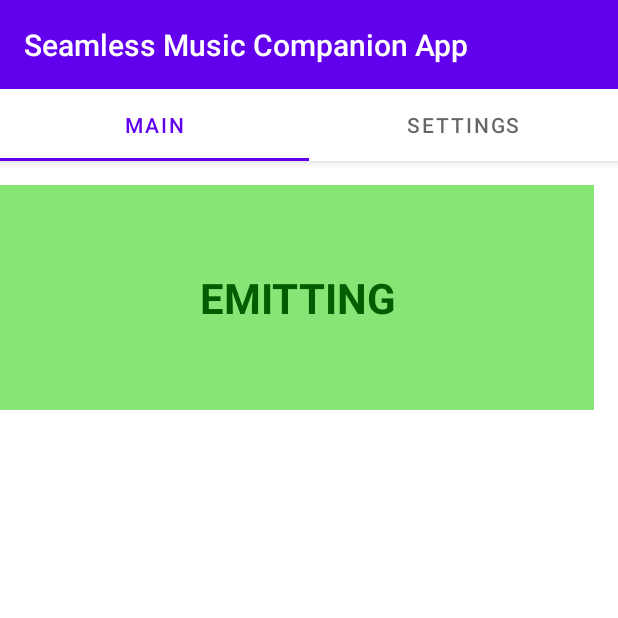
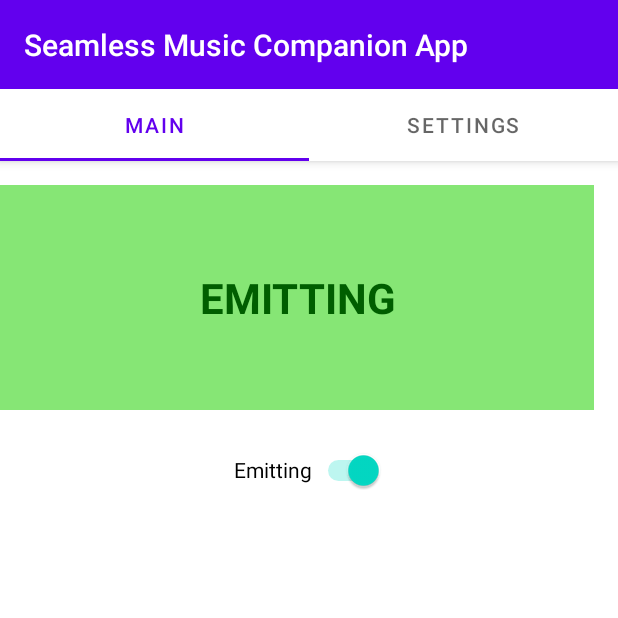
Before and after one commit to bonyby/seamless_music_streaming, an Android app: the screen it shows after launch (MainActivity), on a phone screen of 412 x 824 dp, the top half of it. Run offline under Robolectric (Android 15) with nearby library versions, the phone set to English and light mode, and no system bars; libraries missing offline, so code that uses them is left out: org.altbeacon.beacon; 5 statements that could not run were skipped.

Commit message:
Added SwitchableCondition to turn emission on/off. Added a switch to main page

```diff
--- a/companion_app/app/src/main/java/com/example/seamlessmusiccompanionapp/BLEController.kt
+++ b/companion_app/app/src/main/java/com/example/seamlessmusiccompanionapp/BLEController.kt
@@ -10,6 +10,7 @@ import android.util.Log
 import androidx.core.app.ActivityCompat
 import com.example.seamlessmusiccompanionapp.conditions.Condition
 import com.example.seamlessmusiccompanionapp.conditions.MovementCondition
+import com.example.seamlessmusiccompanionapp.conditions.SwitchableCondition
 import org.altbeacon.beacon.Beacon
 import org.altbeacon.beacon.BeaconParser
 import org.altbeacon.beacon.BeaconTransmitter
@@ -31,7 +32,8 @@ class BLEController(private val context: Activity) {
         }
     }
 
-    private val conditions: Array<Condition> = arrayOf(MovementCondition())
+    val switchableCondition = SwitchableCondition()
+    private val conditions: Array<Condition> = arrayOf(MovementCondition(), switchableCondition)
     private val bleCallback = BLECallback()
     private lateinit var beacon: Beacon
     private val beaconParser =
--- /dev/null
+++ b/companion_app/app/src/main/java/com/example/seamlessmusiccompanionapp/conditions/SwitchableCondition.kt
@@ -0,0 +1,13 @@
+package com.example.seamlessmusiccompanionapp.conditions
+
+class SwitchableCondition : Condition {
+    private var permitted = true
+
+    override fun met(): Boolean {
+        return permitted
+    }
+
+    fun setPermitted(state: Boolean) {
+        permitted = state
+    }
+}
--- a/companion_app/app/src/main/java/com/example/seamlessmusiccompanionapp/ui/main/MainFragment.kt
+++ b/companion_app/app/src/main/java/com/example/seamlessmusiccompanionapp/ui/main/MainFragment.kt
@@ -7,10 +7,13 @@ import android.util.Log
 import android.view.LayoutInflater
 import android.view.View
 import android.view.ViewGroup
+import android.widget.Switch
 import android.widget.TextView
+import androidx.appcompat.widget.SwitchCompat
 import androidx.fragment.app.Fragment
 import com.example.seamlessmusiccompanionapp.BLEController
 import com.example.seamlessmusiccompanionapp.MainActivity
+import com.example.seamlessmusiccompanionapp.conditions.SwitchableCondition
 import com.example.seamlessmusiccompanionapp.databinding.FragmentMainBinding
 import org.w3c.dom.Text
 import kotlin.properties.Delegates
@@ -41,8 +44,18 @@ class MainFragment() : Fragment() {
 
         val mainInstance = MainActivity.instance()!!
         val bleController = mainInstance.bleController
+        val switchableCondition: SwitchableCondition? = bleController.switchableCondition
         bleController.emittingListeners.add { state -> updateEmittingVisuals(state) }
         updateEmittingVisuals(true) // ensure that the visuals are created no matter what
+
+        val emittingSwitch = binding.emittingSwitch
+        emittingSwitch.isChecked = true
+        emittingSwitch.setOnCheckedChangeListener { _, state ->
+            switchableCondition?.setPermitted(
+                state
+            )
+        }
+
         return root
     }
 
--- a/companion_app/app/src/main/res/layout/fragment_main.xml
+++ b/companion_app/app/src/main/res/layout/fragment_main.xml
@@ -21,8 +21,23 @@
         android:textStyle="bold"
         app:layout_constraintEnd_toEndOf="parent"
         app:layout_constraintLeft_toLeftOf="parent"
+        app:layout_constraintStart_toStartOf="parent"
         app:layout_constraintTop_toTopOf="@+id/constraintLayout"
         tools:layout_constraintLeft_creator="1"
         tools:layout_constraintTop_creator="1" />
 
+    <Switch
+        android:id="@+id/emittingSwitch"
+        android:layout_width="wrap_content"
+        android:layout_height="wrap_content"
+        android:layout_marginStart="16dp"
+        android:layout_marginTop="16dp"
+        android:layout_marginEnd="16dp"
+        android:layout_weight="1"
+        android:height="48dp"
+        android:text="Emitting"
+        app:layout_constraintEnd_toEndOf="parent"
+        app:layout_constraintStart_toStartOf="parent"
+        app:layout_constraintTop_toBottomOf="@+id/mainLabel" />
+
 </androidx.constraintlayout.widget.ConstraintLayout>
```
